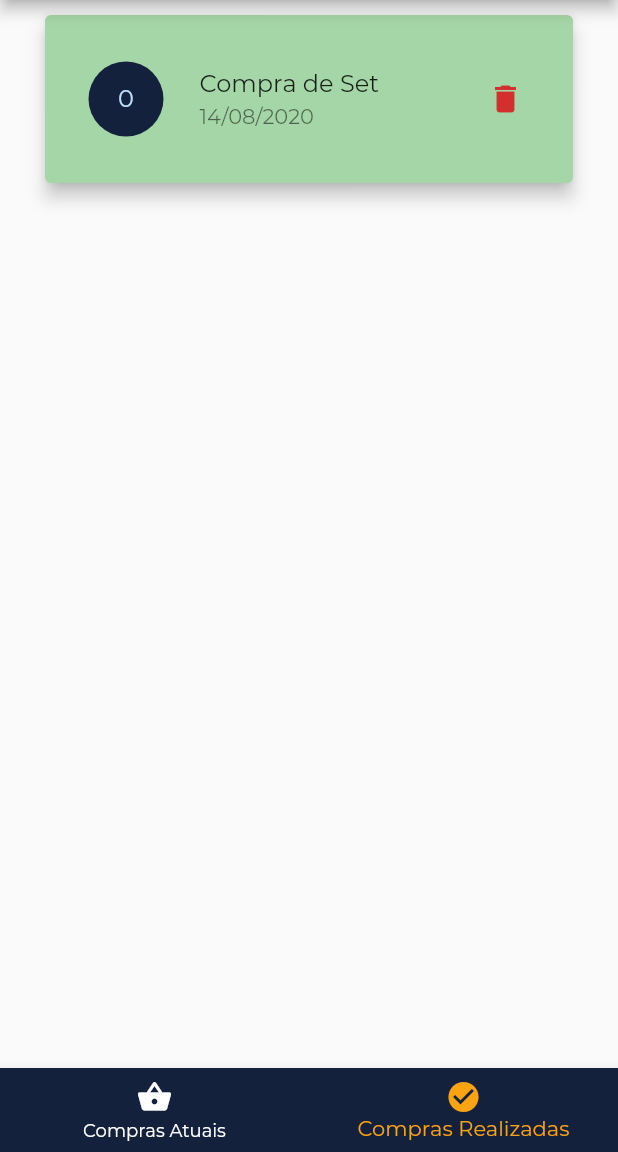
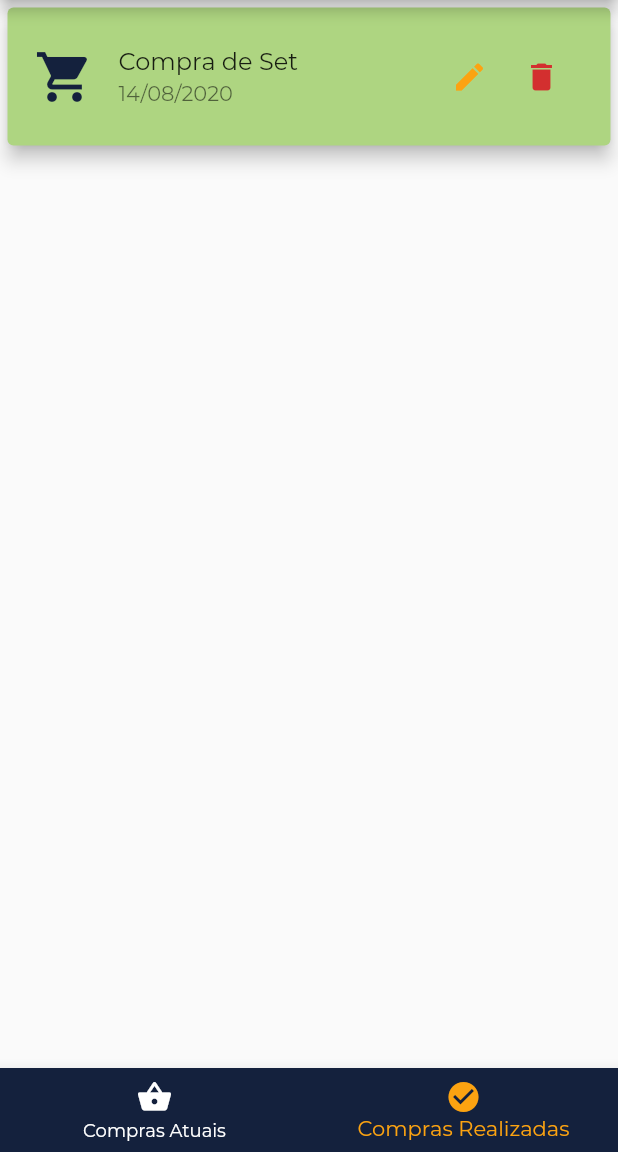
Before and after one commit to owarleysouza/S-Compras, a Flutter app: the screen it shows after launch, item 2 of the bottom bar chosen, on a phone screen of 412 x 824 dp, the part 84-1236 px from its top. Run offline on Flutter 3.47's test engine with Material 2 defaults, Android fonts, the phone set to English and light mode, and no system bars; our stand-ins replace carousel_slider.

Commit message:
Mudanca na interface de uma compra na tela, removendo a quantidade de produtos nela e add botao para editar uma compra

```diff
--- a/lib/widgets/shop_item.dart
+++ b/lib/widgets/shop_item.dart
@@ -54,23 +54,30 @@ class ShopItem extends StatelessWidget {
               );
             }),
         child: Card(
-          color: compra.iscompleted == true ? Colors.green[200] : Colors.white,
+          color: compra.iscompleted == true
+              ? Colors.lightGreen[300]
+              : Colors.white,
           elevation: 5,
-          margin: EdgeInsets.symmetric(horizontal: 30, vertical: 10),
+          margin: EdgeInsets.symmetric(horizontal: 5, vertical: 5),
           child: Padding(
-            padding: const EdgeInsets.symmetric(horizontal: 5, vertical: 20),
+            padding: const EdgeInsets.symmetric(horizontal: 2, vertical: 10),
             child: ListTile(
-              leading: Padding(
-                padding: const EdgeInsets.all(3.0),
-                child: CircleAvatar(
-                  backgroundColor: const Color(0xFF14213D),
-                  radius: 30,
-                  child: Text(compra.listadeprodutos.length.toString()),
-                ),
+              leading: Icon(
+                Icons.shopping_cart,
+                color: Theme.of(context).primaryColor,
+                size: 40,
               ),
               title: Text(compra.nome),
               subtitle: Text((DateFormat('dd/MM/y').format(compra.data))),
-              trailing: IconButton(
+              trailing: Container(
+                width: 100,
+                child: Row(
+                  children: [
+                    IconButton(
+                        icon: Icon(Icons.edit,
+                            color: Theme.of(context).accentColor),
+                        onPressed: null),
+                    IconButton(
                         icon: const Icon(Icons.delete),
                         color: Theme.of(context).errorColor,
                         onPressed: () => showDialog(
@@ -95,6 +102,9 @@ class ShopItem extends StatelessWidget {
                                 ],
                               );
                             })),
+                  ],
+                ),
+              ),
             ),
           ),
         ));
```
Lines whose indentation alone changed are shown as unchanged.
